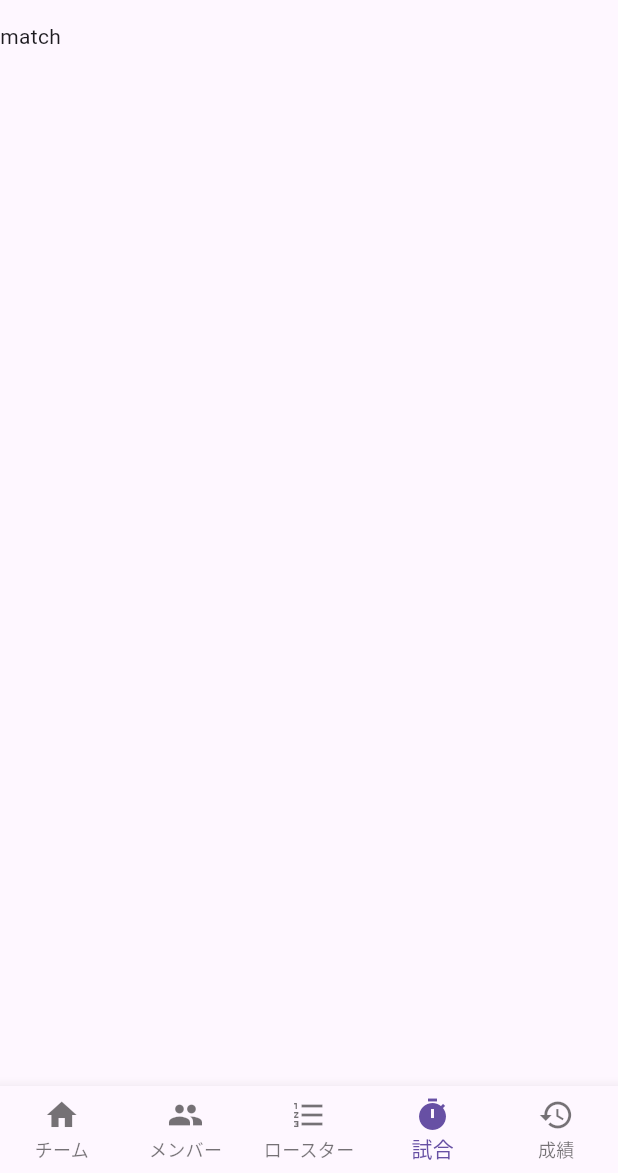
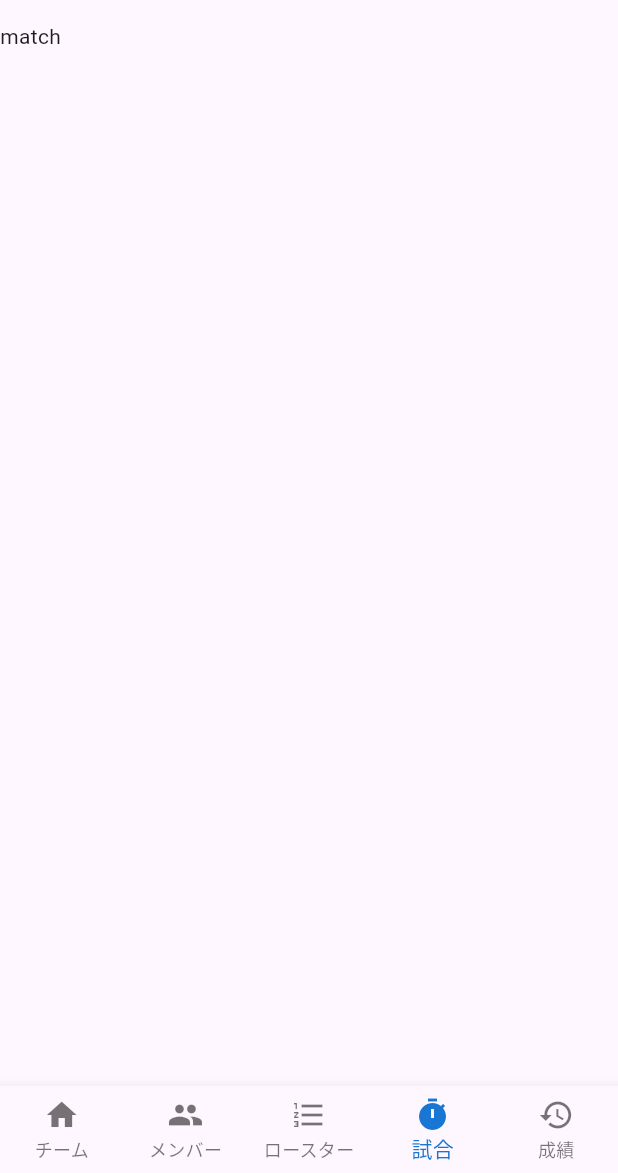
Before and after one commit to woodyvillage/buzzer-beater, a Flutter app: the screen it shows after launch, swiped to page 4, on a phone screen of 412 x 824 dp, the part 63-1236 px from its top. Run offline on Flutter 3.47's test engine with Material 2 defaults, Android fonts, the phone set to English and light mode, and no system bars; generated files the repository leaves out were written again.

Commit message:
update navigation

```diff
--- a/lib/view/footer/application_footer.dart
+++ b/lib/view/footer/application_footer.dart
@@ -37,6 +37,7 @@ class _ApplicationFooterState extends State<ApplicationFooter> {
   Widget build(BuildContext context) {
     return BottomNavigationBar(
       type: BottomNavigationBarType.fixed,
+      selectedItemColor: Theme.of(context).primaryColorDark,
       items: bottomNavigationBarItems,
       // selectedRouteの現在値をcurrentとする
       currentIndex: Provider.of<NavigatorPosition>(context).selectedRoute,
```
